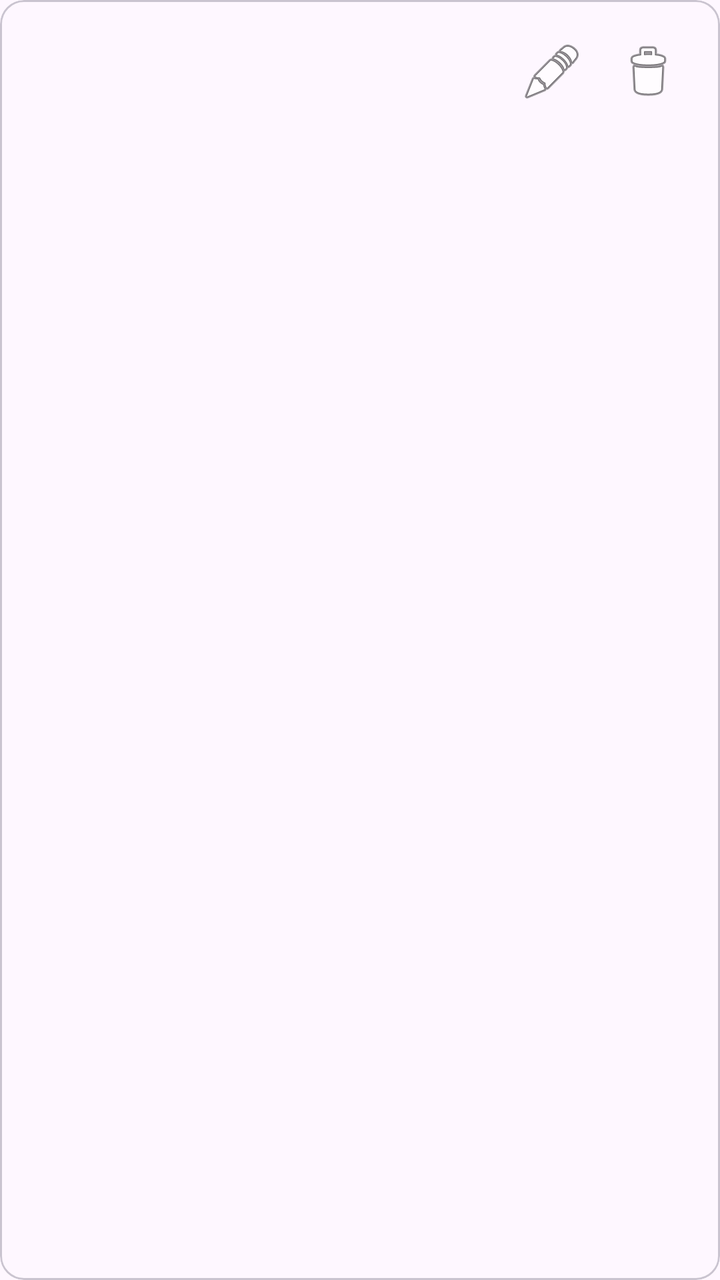
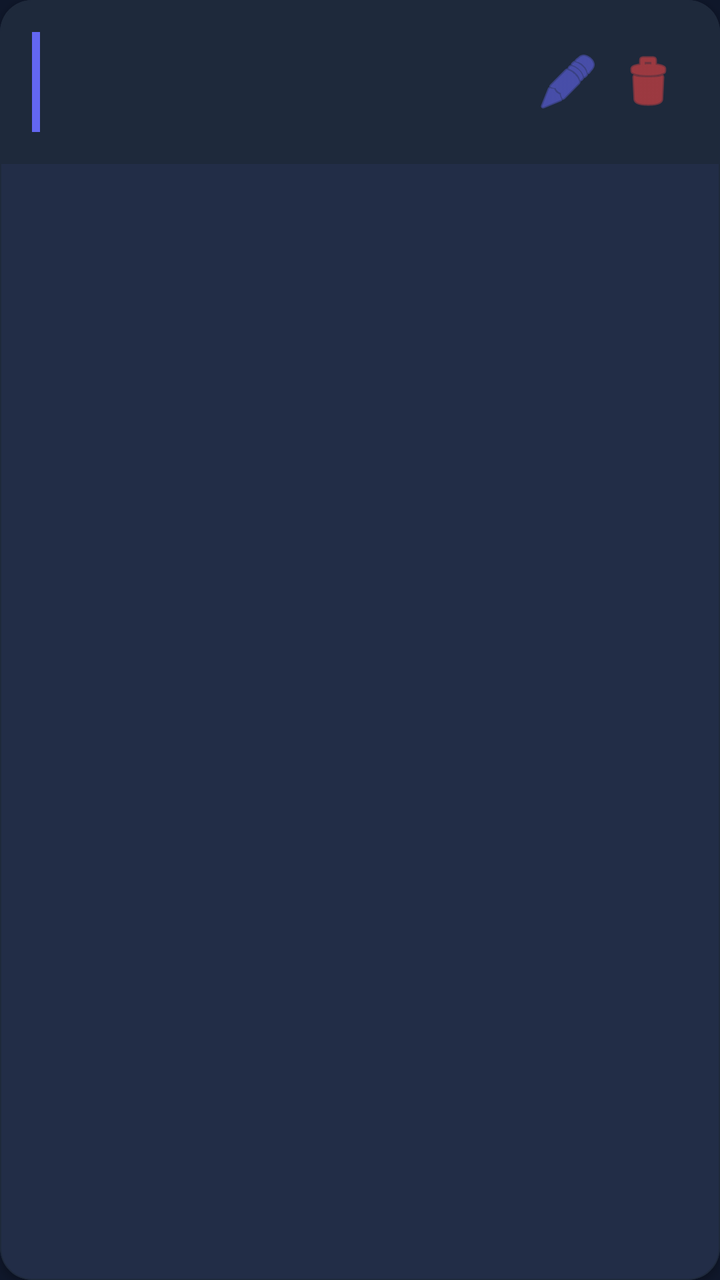

Before-and-after screenshots of an Android layout around one commit, followed by the original layout XML and the change that was made.
<!-- AndroidManifest.xml: application theme Theme.SmartPantryManager -->
<!-- res/layout/item_pantry.xml -->
<?xml version="1.0" encoding="utf-8"?>
<com.google.android.material.card.MaterialCardView xmlns:android="http://schemas.android.com/apk/res/android"
    android:layout_width="match_parent"
    android:layout_height="wrap_content"
    android:layout_margin="8dp">

    <LinearLayout
        android:layout_width="match_parent"
        android:layout_height="wrap_content"
        android:orientation="horizontal"
        android:padding="12dp">

        <LinearLayout
            android:layout_width="0dp"
            android:layout_height="wrap_content"
            android:layout_weight="1"
            android:orientation="vertical">

            <TextView
                android:id="@+id/txtPantryName"
                android:layout_width="wrap_content"
                android:layout_height="wrap_content"
                android:textSize="16sp"
                android:textStyle="bold" />

            <TextView
                android:id="@+id/txtPantryQty"
                android:layout_width="wrap_content"
                android:layout_height="wrap_content" />
        </LinearLayout>

        <ImageButton
            android:id="@+id/btnEdit"
            android:layout_width="48dp"
            android:layout_height="48dp"
            android:background="?attr/selectableItemBackgroundBorderless"
            android:src="@android:drawable/ic_menu_edit" />

        <ImageButton
            android:id="@+id/btnDelete"
            android:layout_width="48dp"
            android:layout_height="48dp"
            android:background="?attr/selectableItemBackgroundBorderless"
            android:src="@android:drawable/ic_menu_delete" />
    </LinearLayout>
</com.google.android.material.card.MaterialCardView>
<!-- resources referenced by this layout -->
<resources>
  <style name="Theme.SmartPantryManager" parent="Base.Theme.SmartPantryManager" />
  <style name="Base.Theme.SmartPantryManager" parent="Theme.Material3.DayNight.NoActionBar">
          
          
      </style>
</resources>

<!-- the commit's change to res/layout/item_pantry.xml (unified diff, before → after) -->
@@ -1,46 +1,74 @@
 <?xml version="1.0" encoding="utf-8"?>
-<com.google.android.material.card.MaterialCardView xmlns:android="http://schemas.android.com/apk/res/android"
+<com.google.android.material.card.MaterialCardView
+    xmlns:android="http://schemas.android.com/apk/res/android"
+    xmlns:app="http://schemas.android.com/apk/res-auto"
     android:layout_width="match_parent"
     android:layout_height="wrap_content"
-    android:layout_margin="8dp">
+    android:layout_marginHorizontal="12dp"
+    android:layout_marginVertical="6dp"
+    app:cardElevation="2dp"
+    app:cardCornerRadius="16dp"
+    app:strokeWidth="0.5dp"
+    app:strokeColor="@color/surface_soft_charcoal">
 
-    <LinearLayout
+    <androidx.constraintlayout.widget.ConstraintLayout
         android:layout_width="match_parent"
         android:layout_height="wrap_content"
-        android:orientation="horizontal"
-        android:padding="12dp">
+        android:padding="16dp"
+        android:background="@color/surface_soft_charcoal">
 
-        <LinearLayout
+        <View
+            android:id="@+id/accentStrip"
+            android:layout_width="4dp"
+            android:layout_height="0dp"
+            android:background="@color/accent_indigo"
+            app:layout_constraintTop_toTopOf="parent"
+            app:layout_constraintBottom_toBottomOf="parent"
+            app:layout_constraintStart_toStartOf="parent" />
+
+        <TextView
+            android:id="@+id/txtPantryName"
             android:layout_width="0dp"
             android:layout_height="wrap_content"
-            android:layout_weight="1"
-            android:orientation="vertical">
+            android:layout_marginStart="16dp"
+            android:textAppearance="@style/AppTitleMedium"
+            android:textColor="@color/text_high_contrast"
+            app:layout_constraintTop_toTopOf="parent"
+            app:layout_constraintStart_toEndOf="@id/accentStrip"
+            app:layout_constraintEnd_toStartOf="@id/btnEdit" />
 
-            <TextView
-                android:id="@+id/txtPantryName"
-                android:layout_width="wrap_content"
-                android:layout_height="wrap_content"
-                android:textSize="16sp"
-                android:textStyle="bold" />
-
-            <TextView
-                android:id="@+id/txtPantryQty"
-                android:layout_width="wrap_content"
-                android:layout_height="wrap_content" />
-        </LinearLayout>
+        <TextView
+            android:id="@+id/txtPantryQty"
+            android:layout_width="0dp"
+            android:layout_height="wrap_content"
+            android:layout_marginTop="4dp"
+            android:textAppearance="@style/AppBodyLarge"
+            android:textColor="@color/text_medium_contrast"
+            app:layout_constraintTop_toBottomOf="@id/txtPantryName"
+            app:layout_constraintStart_toStartOf="@id/txtPantryName"
+            app:layout_constraintEnd_toStartOf="@id/btnEdit" />
 
         <ImageButton
             android:id="@+id/btnEdit"
-            android:layout_width="48dp"
-            android:layout_height="48dp"
+            android:layout_width="40dp"
+            android:layout_height="40dp"
             android:background="?attr/selectableItemBackgroundBorderless"
-            android:src="@android:drawable/ic_menu_edit" />
+            android:src="@android:drawable/ic_menu_edit"
+            app:tint="@color/accent_indigo"
+            app:layout_constraintTop_toTopOf="parent"
+            app:layout_constraintBottom_toBottomOf="parent"
+            app:layout_constraintEnd_toStartOf="@id/btnDelete" />
 
         <ImageButton
             android:id="@+id/btnDelete"
-            android:layout_width="48dp"
-            android:layout_height="48dp"
+            android:layout_width="40dp"
+            android:layout_height="40dp"
             android:background="?attr/selectableItemBackgroundBorderless"
-            android:src="@android:drawable/ic_menu_delete" />
-    </LinearLayout>
+            android:src="@android:drawable/ic_menu_delete"
+            app:tint="@color/error_red"
+            app:layout_constraintTop_toTopOf="parent"
+            app:layout_constraintBottom_toBottomOf="parent"
+            app:layout_constraintEnd_toEndOf="parent" />
+
+    </androidx.constraintlayout.widget.ConstraintLayout>
 </com.google.android.material.card.MaterialCardView>
<!-- resource entries referenced after the edit -->
@@ -1,9 +1,82 @@
 <!-- resources referenced by this layout -->
 <resources>
+  <color name="accent_indigo">#6366F1</color>
+  <color name="error_red">#EF4444</color>
+  <color name="surface_soft_charcoal">#1E293B</color>
+  <color name="text_high_contrast">#F8FAFC</color>
+  <color name="text_medium_contrast">#94A3B8</color>
+  <style name="AppBodyLarge">
+          <item name="android:textColor">@color/text_medium_contrast</item>
+          <item name="android:textSize">16sp</item>
+      </style>
+  <style name="AppTitleMedium">
+          <item name="android:textColor">@color/text_high_contrast</item>
+          <item name="android:textSize">18sp</item>
+          <item name="android:fontFamily">sans-serif-medium</item>
+      </style>
   <style name="Theme.SmartPantryManager" parent="Base.Theme.SmartPantryManager" />
-  <style name="Base.Theme.SmartPantryManager" parent="Theme.Material3.DayNight.NoActionBar">
+  <style name="Base.Theme.SmartPantryManager" parent="Theme.Material3.Dark.NoActionBar">
           
+          <item name="colorPrimary">@color/accent_indigo</item>
+          <item name="colorOnPrimary">@color/white</item>
+          <item name="colorPrimaryContainer">@color/accent_indigo_variant</item>
+          <item name="colorOnPrimaryContainer">@color/white</item>
+  
           
+          <item name="colorSecondary">@color/text_medium_contrast</item>
+          <item name="colorOnSecondary">@color/bg_deep_slate</item>
+  
+          
+          <item name="android:statusBarColor">@color/bg_deep_slate</item>
+          <item name="android:windowLightStatusBar">false</item>
+  
+          
+          <item name="android:windowBackground">@color/bg_deep_slate</item>
+          <item name="colorSurface">@color/surface_soft_charcoal</item>
+          <item name="colorOnSurface">@color/text_high_contrast</item>
+          <item name="colorSurfaceVariant">@color/surface_soft_charcoal</item>
+          <item name="colorOnSurfaceVariant">@color/text_medium_contrast</item>
+  
+          
+          <item name="textAppearanceHeadlineLarge">@style/AppHeadlineLarge</item>
+          <item name="textAppearanceTitleMedium">@style/AppTitleMedium</item>
+          <item name="textAppearanceBodyLarge">@style/AppBodyLarge</item>
+  
+          
+          <item name="materialCardViewStyle">@style/AppCardStyle</item>
+          <item name="textInputStyle">@style/AppTextInputStyle</item>
+          <item name="bottomNavigationStyle">@style/AppBottomNavStyle</item>
       </style>
+  <color name="white">#FFFFFF</color>
+  <color name="accent_indigo_variant">#4F46E5</color>
+  <color name="bg_deep_slate">#0F172A</color>
+  <style name="AppHeadlineLarge">
+          <item name="android:textColor">@color/text_high_contrast</item>
+          <item name="android:textSize">32sp</item>
+          <item name="android:fontFamily">sans-serif-medium</item>
+      </style>
+  <style name="AppCardStyle" parent="Widget.Material3.CardView.Elevated">
+          <item name="cardBackgroundColor">@color/surface_soft_charcoal</item>
+          <item name="cardCornerRadius">16dp</item>
+          <item name="cardElevation">2dp</item>
+          <item name="strokeColor">@color/accent_indigo</item>
+          <item name="strokeWidth">0.5dp</item>
+      </style>
+  <style name="AppTextInputStyle" parent="Widget.Material3.TextInputLayout.OutlinedBox">
+          <item name="boxStrokeColor">@color/accent_indigo</item>
+          <item name="boxCornerRadiusTopStart">12dp</item>
+          <item name="boxCornerRadiusTopEnd">12dp</item>
+          <item name="boxCornerRadiusBottomStart">12dp</item>
+          <item name="boxCornerRadiusBottomEnd">12dp</item>
+          <item name="hintTextColor">@color/text_medium_contrast</item>
+          <item name="android:textColorHint">@color/text_low_contrast</item>
+      </style>
+  <style name="AppBottomNavStyle" parent="Widget.Material3.BottomNavigationView">
+          <item name="backgroundTint">@color/surface_soft_charcoal</item>
+          <item name="itemIconTint">@color/nav_item_tint</item>
+          <item name="itemTextColor">@color/nav_item_tint</item>
+          <item name="itemRippleColor">@color/accent_indigo</item>
+      </style>
+  <color name="text_low_contrast">#64748B</color>
 </resources>
 
